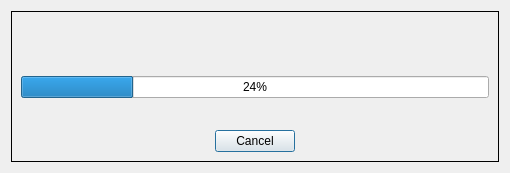
The window that spl/IoProgressDialog.ui (strymon/spl) describes before a commit, drawn with Qt 5.
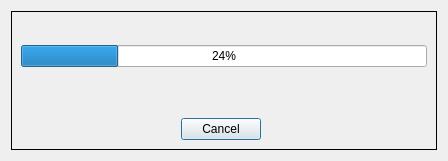
The same window after the commit.

Commit message: If errors occur during a preset write operation and the Data OUT transfer rate is reduces, the progress dialog will indicate this.

Patch:
```diff
--- a/spl/IoProgressDialog.ui
+++ b/spl/IoProgressDialog.ui
@@ -6,8 +6,8 @@
    <rect>
     <x>0</x>
     <y>0</y>
-    <width>510</width>
-    <height>173</height>
+    <width>448</width>
+    <height>161</height>
    </rect>
   </property>
   <property name="windowTitle">
@@ -36,8 +36,8 @@
         </property>
         <property name="sizeHint" stdset="0">
          <size>
-          <width>20</width>
-          <height>55</height>
+          <width>17</width>
+          <height>13</height>
          </size>
         </property>
        </spacer>
@@ -46,7 +46,7 @@
        <widget class="QLabel" name="msgLabel">
         <property name="font">
          <font>
-          <pointsize>16</pointsize>
+          <pointsize>12</pointsize>
          </font>
         </property>
         <property name="autoFillBackground">
@@ -58,6 +58,9 @@
         <property name="text">
          <string/>
         </property>
+        <property name="alignment">
+         <set>Qt::AlignCenter</set>
+        </property>
         <property name="indent">
          <number>23</number>
         </property>
@@ -76,6 +79,36 @@
         </property>
        </widget>
       </item>
+      <item>
+       <layout class="QHBoxLayout" name="horizontalLayout_2">
+        <item>
+         <spacer name="horizontalSpacer_3">
+          <property name="orientation">
+           <enum>Qt::Horizontal</enum>
+          </property>
+          <property name="sizeHint" stdset="0">
+           <size>
+            <width>40</width>
+            <height>20</height>
+           </size>
+          </property>
+         </spacer>
+        </item>
+        <item>
+         <spacer name="horizontalSpacer_4">
+          <property name="orientation">
+           <enum>Qt::Horizontal</enum>
+          </property>
+          <property name="sizeHint" stdset="0">
+           <size>
+            <width>40</width>
+            <height>20</height>
+           </size>
+          </property>
+         </spacer>
+        </item>
+       </layout>
+      </item>
       <item>
        <spacer name="verticalSpacer_2">
         <property name="orientation">
@@ -83,14 +116,14 @@
         </property>
         <property name="sizeHint" stdset="0">
          <size>
-          <width>17</width>
-          <height>55</height>
+          <width>14</width>
+          <height>45</height>
          </size>
         </property>
        </spacer>
       </item>
       <item>
-       <layout class="QHBoxLayout" name="horizontalLayout">
+       <layout class="QHBoxLayout" name="horizontalLayout_3">
         <item>
          <spacer name="horizontalSpacer">
           <property name="orientation">
@@ -112,10 +145,15 @@
          </widget>
         </item>
         <item>
+         <layout class="QHBoxLayout" name="horizontalLayout">
+          <item>
          <spacer name="horizontalSpacer_2">
           <property name="orientation">
            <enum>Qt::Horizontal</enum>
           </property>
+            <property name="sizeType">
+             <enum>QSizePolicy::MinimumExpanding</enum>
+            </property>
           <property name="sizeHint" stdset="0">
            <size>
             <width>40</width>
@@ -123,6 +161,30 @@
            </size>
           </property>
          </spacer>
+          </item>
+          <item>
+           <widget class="QLabel" name="ioStatusLable">
+            <property name="enabled">
+             <bool>true</bool>
+            </property>
+            <property name="frameShape">
+             <enum>QFrame::NoFrame</enum>
+            </property>
+            <property name="frameShadow">
+             <enum>QFrame::Plain</enum>
+            </property>
+            <property name="text">
+             <string/>
+            </property>
+            <property name="textFormat">
+             <enum>Qt::PlainText</enum>
+            </property>
+            <property name="scaledContents">
+             <bool>false</bool>
+            </property>
+           </widget>
+          </item>
+         </layout>
         </item>
        </layout>
       </item>
```
Lines whose indentation alone changed are shown as unchanged. The commit also changes 3 other files.
